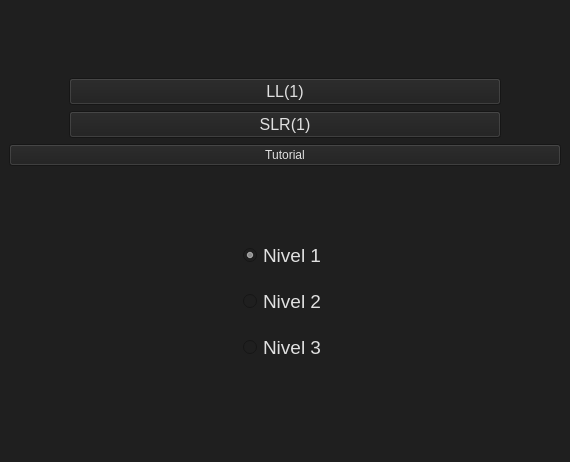
First picture: the form in mainwindow.ui, repository jose-rZM/SyntaxTutor, before the edit.
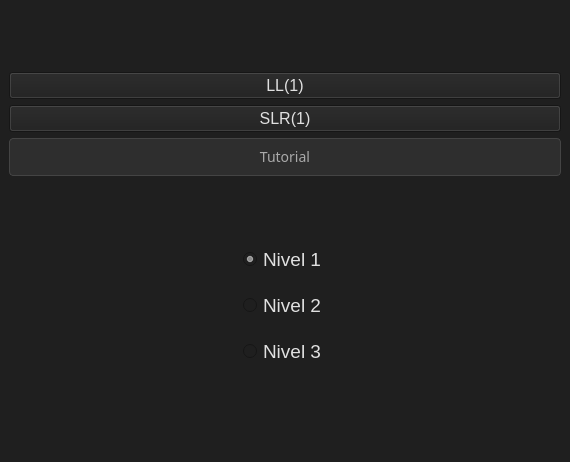
Second picture: the form after the edit. Icons and pictures are not drawn.

Commit message: change button style

What changed in the file:
```diff
--- a/mainwindow.ui
+++ b/mainwindow.ui
@@ -25,7 +25,7 @@
    <layout class="QVBoxLayout" name="verticalLayout_3">
     <item>
      <layout class="QVBoxLayout" name="verticalLayout">
-      <item alignment="Qt::AlignmentFlag::AlignHCenter">
+      <item>
        <widget class="QPushButton" name="pushButton">
         <property name="sizePolicy">
          <sizepolicy hsizetype="Minimum" vsizetype="Maximum">
@@ -49,7 +49,7 @@
         </property>
        </widget>
       </item>
-      <item alignment="Qt::AlignmentFlag::AlignHCenter">
+      <item>
        <widget class="QPushButton" name="pushButton_2">
         <property name="sizePolicy">
          <sizepolicy hsizetype="Minimum" vsizetype="Fixed">
@@ -75,6 +75,43 @@
       </item>
       <item>
        <widget class="QPushButton" name="tutorial">
+        <property name="sizePolicy">
+         <sizepolicy hsizetype="Minimum" vsizetype="Fixed">
+          <horstretch>0</horstretch>
+          <verstretch>0</verstretch>
+         </sizepolicy>
+        </property>
+        <property name="minimumSize">
+         <size>
+          <width>432</width>
+          <height>0</height>
+         </size>
+        </property>
+        <property name="font">
+         <font>
+          <family>Noto Sans</family>
+          <pointsize>-1</pointsize>
+         </font>
+        </property>
+        <property name="styleSheet">
+         <string notr="true">QPushButton {
+    background-color: #2E2E2E; 
+    color: #AAAAAA;            
+    border: 1px solid #444444;   
+    padding: 8px 16px;
+    border-radius: 4px;
+    font-size: 14px;
+    font-family: 'Noto Sans';
+}
+QPushButton:hover {
+    background-color: #3A3A3A;
+    color: #CCCCCC;
+}
+QPushButton:pressed {
+    background-color: #262626;
+    color: #EEEEEE;
+}</string>
+        </property>
         <property name="text">
          <string>Tutorial</string>
         </property>
```
